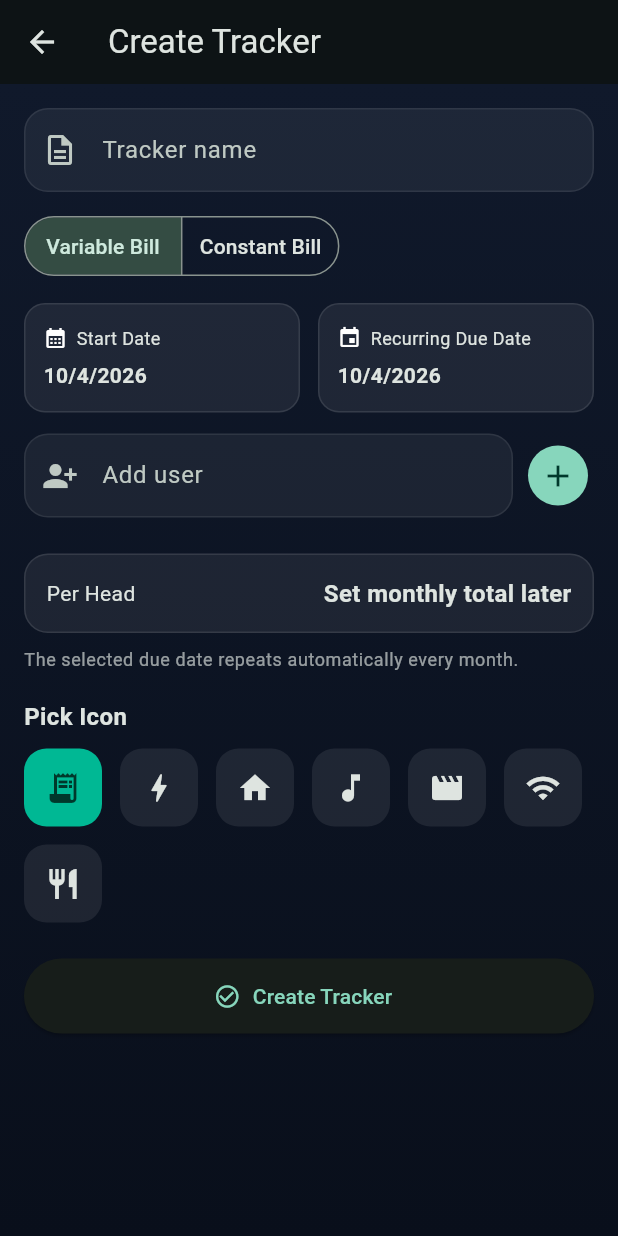
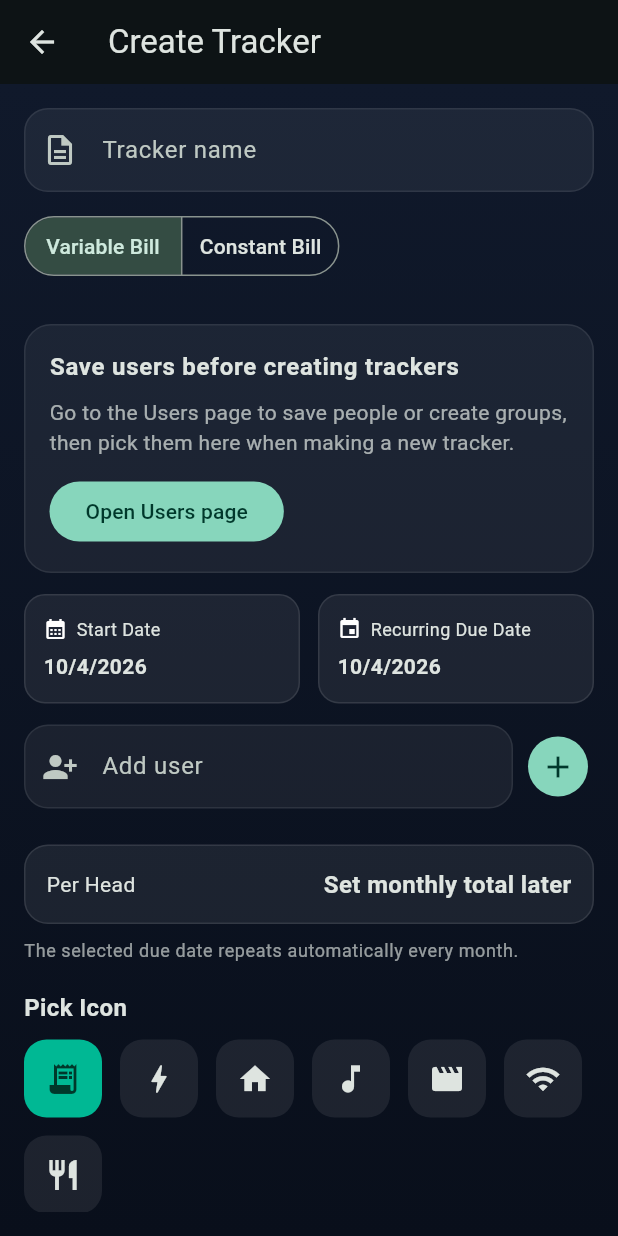
Before and after one commit to asterhyphen/rent-track-kar, a Flutter app: the TrackerPage screen opened directly, on a phone screen of 412 x 824 dp. Run offline on Flutter 3.47's test engine with Material 3 defaults, Android fonts, the phone set to English and light mode, and no system bars; our stand-ins replace flutter_local_notifications, flutter_timezone, hive, hive_flutter, share_plus, timezone; accounts and stored records are empty; Roboto replaces fonts that are missing (Avenir).

Commit message:
Last min bugfixing

```diff
--- a/lib/screens/app_shell.dart
+++ b/lib/screens/app_shell.dart
@@ -17,7 +17,7 @@ class _AppShellState extends State<AppShell> {
 
   static const _titles = ['Trackkars', 'Users', 'Settings'];
   static const _subtitles = [
-    'List and manage all your tracckars',
+    'List and manage all your trackkars',
     'Manage users and groups',
     'Personalise your experience',
   ];
--- a/lib/screens/tracker.dart
+++ b/lib/screens/tracker.dart
@@ -4,6 +4,7 @@ import 'package:hive/hive.dart';
 import '../services/notification_service.dart';
 import '../widgets/app_alert.dart';
 import 'models.dart';
+import 'users.dart';
 
 const trackerIcons = {
   'Bill': Icons.receipt_long,
@@ -61,7 +62,8 @@ class _TrackerPageState extends State<TrackerPage> {
   bool iconManuallySelected = false;
 
   List<String> get _savedUsers {
-    final raw = Hive.box('app').get('savedUsers', defaultValue: <String>[]) as List;
+    final raw =
+        Hive.box('app').get('savedUsers', defaultValue: <String>[]) as List;
     return normalizeNames(raw);
   }
 
@@ -71,6 +73,16 @@ class _TrackerPageState extends State<TrackerPage> {
             as Map;
     return raw.values.map((value) => UserGroup.fromMap(value)).toList()
       ..sort((a, b) => a.name.toLowerCase().compareTo(b.name.toLowerCase()));
+  }
+
+  Future<void> _openUsersPage() async {
+    await Navigator.push(
+      context,
+      MaterialPageRoute(builder: (_) => const UsersPage()),
+    );
+
+    if (!mounted) return;
+    setState(() {});
   }
 
   @override
@@ -184,6 +196,26 @@ class _TrackerPageState extends State<TrackerPage> {
                   ),
                 ],
                 const SizedBox(height: 14),
+                const SizedBox(height: 14),
+                if (savedGroups.isNotEmpty || savedUsers.isNotEmpty) ...[
+                  Row(
+                    children: [
+                      Expanded(
+                        child: Text(
+                          'Select from saved groups or users',
+                          style: theme.textTheme.titleMedium?.copyWith(
+                            fontWeight: FontWeight.w700,
+                          ),
+                        ),
+                      ),
+                      TextButton(
+                        onPressed: _openUsersPage,
+                        child: const Text('Manage saved users'),
+                      ),
+                    ],
+                  ),
+                  const SizedBox(height: 10),
+                ],
                 if (savedGroups.isNotEmpty) ...[
                   Row(
                     children: [
@@ -310,6 +342,48 @@ class _TrackerPageState extends State<TrackerPage> {
                         },
                       );
                     }).toList(),
+                  ),
+                  const SizedBox(height: 14),
+                ],
+                if (savedGroups.isEmpty && savedUsers.isEmpty) ...[
+                  Container(
+                    padding: const EdgeInsets.all(16),
+                    decoration: BoxDecoration(
+                      color: isDark
+                          ? Colors.white.withValues(alpha: 0.06)
+                          : Colors.white.withValues(alpha: 0.82),
+                      borderRadius: BorderRadius.circular(18),
+                      border: Border.all(
+                        color: isDark
+                            ? Colors.white.withValues(alpha: 0.08)
+                            : const Color(0xFFD9E6EF),
+                      ),
+                    ),
+                    child: Column(
+                      crossAxisAlignment: CrossAxisAlignment.start,
+                      children: [
+                        Text(
+                          'Save users before creating trackers',
+                          style: theme.textTheme.bodyLarge?.copyWith(
+                            fontWeight: FontWeight.w700,
+                          ),
+                        ),
+                        const SizedBox(height: 8),
+                        Text(
+                          'Go to the Users page to save people or create groups, then pick them here when making a new tracker.',
+                          style: theme.textTheme.bodyMedium?.copyWith(
+                            color: colorScheme.onSurface.withValues(
+                              alpha: 0.72,
+                            ),
+                          ),
+                        ),
+                        const SizedBox(height: 12),
+                        FilledButton(
+                          onPressed: _openUsersPage,
+                          child: const Text('Open Users page'),
+                        ),
+                      ],
+                    ),
                   ),
                   const SizedBox(height: 14),
                 ],
```
Also changed, not shown: lib/screens/users.dart (+29 -13 lines), 1 other file.
